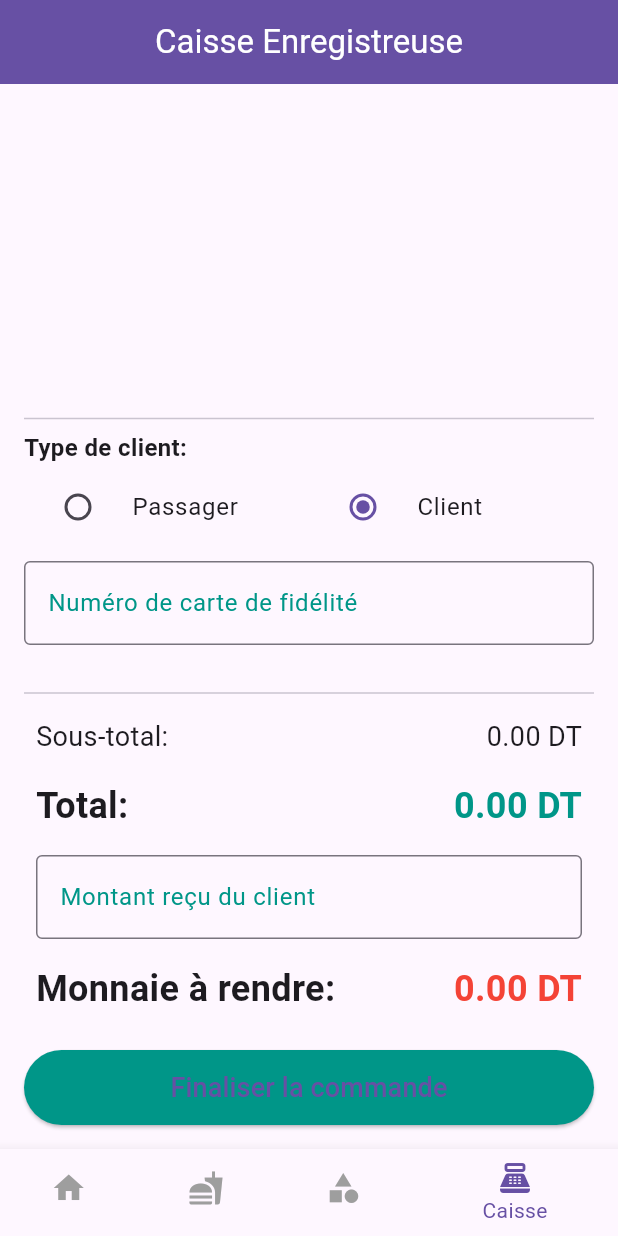
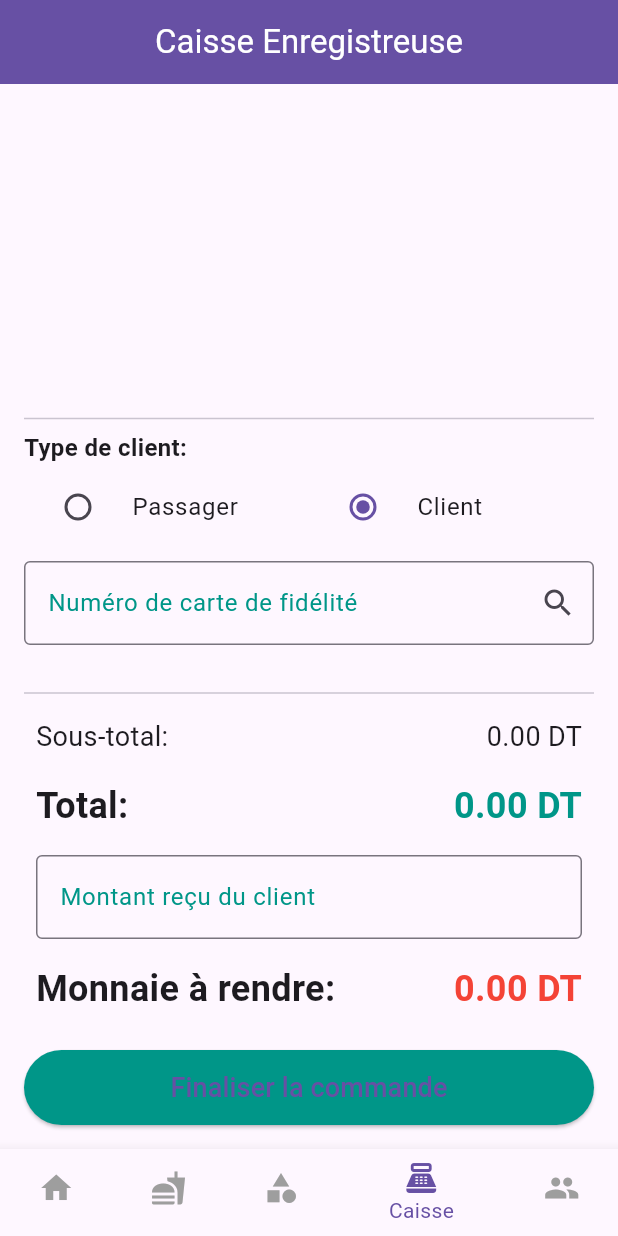
Before and after one commit to cheima-gue/animal_shop, a Flutter app: the screen it shows after launch, item 4 of the bottom bar chosen, after a tap on "Client", on a phone screen of 412 x 824 dp. Run offline on Flutter 3.47's test engine with Material 3 defaults, Android fonts, the phone set to English and light mode, and no system bars; our stand-ins replace image_picker, sqflite_common_ffi; accounts and stored records are empty.

Commit message:
ajout client

```diff
--- /dev/null
+++ b/lib/models/client.dart
@@ -0,0 +1,33 @@
+// lib/models/client.dart
+
+class Client {
+  int? id;
+  String firstName;
+  String lastName;
+  String cin;
+
+  Client({
+    this.id,
+    required this.firstName,
+    required this.lastName,
+    required this.cin,
+  });
+
+  Map<String, dynamic> toMap() {
+    return {
+      'id': id,
+      'firstName': firstName,
+      'lastName': lastName,
+      'cin': cin,
+    };
+  }
+
+  factory Client.fromMap(Map<String, dynamic> map) {
+    return Client(
+      id: map['id'],
+      firstName: map['firstName'],
+      lastName: map['lastName'],
+      cin: map['cin'],
+    );
+  }
+}
--- a/lib/services/database_helper.dart
+++ b/lib/services/database_helper.dart
@@ -5,6 +5,7 @@ import 'package:path/path.dart';
 import '../models/produit.dart';
 import '../models/category.dart';
 import '../models/sub_category.dart';
+import '../models/client.dart'; // Importez le nouveau modèle Client
 
 class DatabaseHelper {
   static Database? _database;
@@ -29,13 +30,9 @@ class DatabaseHelper {
     final dbPath = await databaseFactory.getDatabasesPath();
     final path = join(dbPath, 'product_app.db');
 
-    // DÉCOMMENTEZ CETTE LIGNE UNE FOIS POUR RECRÉER LA DB
-    // AVEC LA NOUVELLE STRUCTURE, PUIS COMMENTEZ-LA À NOUVEAU.
-    //await deleteDatabase(path);
-
     return await databaseFactory.openDatabase(path,
         options: OpenDatabaseOptions(
-          version: 1,
+          version: 2, // Incrémentez la version de la base de données
           onCreate: (db, version) async {
             await db.execute('''
               CREATE TABLE categories(
@@ -64,6 +61,29 @@ class DatabaseHelper {
                 FOREIGN KEY (subCategoryId) REFERENCES sub_categories(id) ON DELETE CASCADE
               )
             ''');
+
+            // Créez la nouvelle table pour les clients
+            await db.execute('''
+              CREATE TABLE clients(
+                id INTEGER PRIMARY KEY AUTOINCREMENT,
+                firstName TEXT,
+                lastName TEXT,
+                cin TEXT UNIQUE
+              )
+            ''');
+          },
+          onUpgrade: (db, oldVersion, newVersion) async {
+            if (oldVersion < 2) {
+              // Ajoutez la nouvelle table si la version est inférieure à 2
+              await db.execute('''
+                CREATE TABLE clients(
+                  id INTEGER PRIMARY KEY AUTOINCREMENT,
+                  firstName TEXT,
+                  lastName TEXT,
+                  cin TEXT UNIQUE
+                )
+              ''');
+            }
           },
           onConfigure: (db) async {
             await db.execute('PRAGMA foreign_keys = ON');
@@ -169,4 +189,27 @@ class DatabaseHelper {
     final db = await database;
     return await db.delete('sub_categories', where: 'id = ?', whereArgs: [id]);
   }
+
+  // ---------------- NOUVELLES MÉTHODES POUR LES CLIENTS ----------------
+  Future<int> insertClient(Client client) async {
+    final db = await database;
+    return await db.insert(
+      'clients',
+      client.toMap(),
+      conflictAlgorithm: ConflictAlgorithm.replace,
+    );
+  }
+
+  Future<Client?> getClientByCin(String cin) async {
+    final db = await database;
+    final List<Map<String, dynamic>> maps = await db.query(
+      'clients',
+      where: 'cin = ?',
+      whereArgs: [cin],
+    );
+    if (maps.isNotEmpty) {
+      return Client.fromMap(maps.first);
+    }
+    return null;
+  }
 }
--- a/lib/viewmodels/produit_viewmodel.dart
+++ b/lib/viewmodels/produit_viewmodel.dart
@@ -1,5 +1,8 @@
+// lib/viewmodels/produit_viewmodel.dart
+
 import 'package:flutter/material.dart';
 import '../models/produit.dart';
+import '../models/client.dart'; // Importez le modèle Client
 import '../services/database_helper.dart';
 
 class ProduitViewModel extends ChangeNotifier {
@@ -12,11 +15,9 @@ class ProduitViewModel extends ChangeNotifier {
   Map<String, Produit> get cartItems => _cartItems;
 
   // Nouveaux champs pour la fonctionnalité client/passager
-  bool _isLoyalCustomer = false;
-  String? _clientId;
+  Client? _selectedClient;
 
-  bool get isLoyalCustomer => _isLoyalCustomer;
-  String? get clientId => _clientId;
+  Client? get selectedClient => _selectedClient;
 
   ProduitViewModel() {
     fetchProduits();
@@ -45,7 +46,6 @@ class ProduitViewModel extends ChangeNotifier {
   // --- Méthodes pour le panier ---
 
   void addToCart(Produit produit) {
-    // ignore: unnecessary_null_comparison
     if (produit.codeBarre == null) return;
 
     if (_cartItems.containsKey(produit.codeBarre)) {
@@ -84,15 +84,13 @@ class ProduitViewModel extends ChangeNotifier {
         .fold(0, (total, current) => total + (current.prix * current.quantite));
   }
 
-  // Nouvelle méthode pour le montant de la réduction
   double get discountAmount {
-    if (_isLoyalCustomer) {
+    if (_selectedClient != null) {
       return subtotal * 0.05;
     }
     return 0.0;
   }
 
-  // Le prix total inclut maintenant la réduction
   double get totalPrice {
     return subtotal - discountAmount;
   }
@@ -120,15 +118,14 @@ class ProduitViewModel extends ChangeNotifier {
     }
   }
 
-  // Nouvelle méthode pour définir le type de client
-  void setIsLoyalCustomer(bool isLoyal) {
-    _isLoyalCustomer = isLoyal;
+  // Nouvelle méthode pour valider le CIN et sélectionner le client
+  Future<void> selectClientByCin(String cin) async {
+    _selectedClient = await _dbHelper.getClientByCin(cin);
     notifyListeners();
   }
 
-  // Nouvelle méthode pour définir l'ID du client (si nécessaire)
-  void setClientId(String? id) {
-    _clientId = id;
+  void resetClient() {
+    _selectedClient = null;
     notifyListeners();
   }
 }
--- a/lib/views/caisse_page.dart
+++ b/lib/views/caisse_page.dart
@@ -6,6 +6,7 @@ import 'package:flutter/services.dart';
 import 'package:provider/provider.dart';
 import '../models/produit.dart';
 import '../viewmodels/produit_viewmodel.dart';
+import '../models/client.dart'; // N'oubliez pas d'importer le modèle Client
 
 class CaissePage extends StatefulWidget {
   const CaissePage({super.key});
@@ -18,11 +19,14 @@ class _CaissePageState extends State<CaissePage> {
   final FocusNode _focusNode = FocusNode();
   final TextEditingController _barcodeController = TextEditingController();
   final TextEditingController _montantRecuController = TextEditingController();
-  final TextEditingController _clientIdController = TextEditingController();
+  final TextEditingController _cinController = TextEditingController();
 
   double _montantRecu = 0.0;
   double _monnaieARendre = 0.0;
-  bool _isLoyalCustomer = false; // État local pour les boutons radio
+  String _cinValidationMessage = '';
+
+  // Variable d'état pour les boutons radio, qui ne dépend pas du ViewModel
+  bool _isLoyalCustomer = false;
 
   @override
   void initState() {
@@ -40,7 +44,7 @@ class _CaissePageState extends State<CaissePage> {
     _barcodeController.dispose();
     _montantRecuController.removeListener(_calculerMonnaie);
     _montantRecuController.dispose();
-    _clientIdController.dispose();
+    _cinController.dispose();
     super.dispose();
   }
 
@@ -138,6 +142,30 @@ class _CaissePageState extends State<CaissePage> {
     FocusScope.of(context).requestFocus(_focusNode);
   }
 
+  void _validateCin(String cin) async {
+    final produitViewModel =
+        Provider.of<ProduitViewModel>(context, listen: false);
+    if (cin.isEmpty) {
+      produitViewModel.resetClient();
+      setState(() {
+        _cinValidationMessage = '';
+      });
+      return;
+    }
+
+    await produitViewModel.selectClientByCin(cin);
+    if (produitViewModel.selectedClient != null) {
+      setState(() {
+        _cinValidationMessage =
+            'Client: ${produitViewModel.selectedClient!.firstName} ${produitViewModel.selectedClient!.lastName}';
+      });
+    } else {
+      setState(() {
+        _cinValidationMessage = 'Numéro de CIN non trouvé.';
+      });
+    }
+  }
+
   @override
   Widget build(BuildContext context) {
     return Scaffold(
@@ -194,7 +222,6 @@ class _CaissePageState extends State<CaissePage> {
                     ),
                   ),
                   const Divider(),
-                  // Section pour la sélection du client
                   Padding(
                     padding: const EdgeInsets.only(bottom: 16.0),
                     child: Column(
@@ -209,13 +236,16 @@ class _CaissePageState extends State<CaissePage> {
                               child: RadioListTile<bool>(
                                 title: const Text('Passager'),
                                 value: false,
-                                groupValue: _isLoyalCustomer,
+                                groupValue:
+                                    _isLoyalCustomer, // Utilise la variable d'état locale
                                 onChanged: (bool? value) {
-                                  if (value != null) {
+                                  if (value != null && !value) {
                                     setState(() {
-                                      _isLoyalCustomer = value;
+                                      _isLoyalCustomer = false;
+                                      _cinValidationMessage = '';
+                                      _cinController.clear();
                                     });
-                                    produitViewModel.setIsLoyalCustomer(value);
+                                    produitViewModel.resetClient();
                                   }
                                 },
                               ),
@@ -224,13 +254,14 @@ class _CaissePageState extends State<CaissePage> {
                               child: RadioListTile<bool>(
                                 title: const Text('Client'),
                                 value: true,
-                                groupValue: _isLoyalCustomer,
+                                groupValue:
+                                    _isLoyalCustomer, // Utilise la variable d'état locale
                                 onChanged: (bool? value) {
-                                  if (value != null) {
+                                  if (value != null && value) {
                                     setState(() {
-                                      _isLoyalCustomer = value;
+                                      _isLoyalCustomer = true;
                                     });
-                                    produitViewModel.setIsLoyalCustomer(value);
+                                    FocusScope.of(context).requestFocus();
                                   }
                                 },
                               ),
@@ -241,15 +272,32 @@ class _CaissePageState extends State<CaissePage> {
                           Padding(
                             padding: const EdgeInsets.symmetric(vertical: 8.0),
                             child: TextField(
-                              controller: _clientIdController,
+                              controller: _cinController,
                               keyboardType: TextInputType.text,
-                              decoration: const InputDecoration(
+                              decoration: InputDecoration(
                                 labelText: 'Numéro de carte de fidélité',
-                                border: OutlineInputBorder(),
+                                border: const OutlineInputBorder(),
+                                suffixIcon: IconButton(
+                                  icon: const Icon(Icons.search),
+                                  onPressed: () {
+                                    _validateCin(_cinController.text);
+                                  },
+                                ),
                               ),
-                              onChanged: (value) {
-                                produitViewModel.setClientId(value);
-                              },
+                              onSubmitted: _validateCin,
+                            ),
+                          ),
+                        if (_cinValidationMessage.isNotEmpty)
+                          Padding(
+                            padding: const EdgeInsets.only(top: 8.0),
+                            child: Text(
+                              _cinValidationMessage,
+                              style: TextStyle(
+                                color: produitViewModel.selectedClient != null
+                                    ? Colors.green
+                                    : Colors.red,
+                                fontWeight: FontWeight.bold,
+                              ),
                             ),
                           ),
                       ],
@@ -304,7 +352,7 @@ class _CaissePageState extends State<CaissePage> {
                           keyboardType: TextInputType.number,
                           decoration: const InputDecoration(
                             labelText: 'Montant reçu du client',
-                            border: OutlineInputBorder(),
+                            border: const OutlineInputBorder(),
                           ),
                           onChanged: (_) => _calculerMonnaie(),
                         ),
@@ -329,15 +377,15 @@ class _CaissePageState extends State<CaissePage> {
                   ElevatedButton(
                     onPressed: () {
                       produitViewModel.cartItems.clear();
-                      produitViewModel
-                          .setIsLoyalCustomer(false); // Réinitialiser le client
-                      _clientIdController.clear();
+                      produitViewModel.resetClient();
+                      _cinController.clear();
                       produitViewModel.notifyListeners();
                       _montantRecuController.clear();
                       setState(() {
                         _montantRecu = 0.0;
                         _monnaieARendre = 0.0;
                         _isLoyalCustomer = false;
+                        _cinValidationMessage = '';
                       });
                       ScaffoldMessenger.of(context).showSnackBar(
                         const SnackBar(
--- /dev/null
+++ b/lib/views/client_management_page.dart
@@ -0,0 +1,102 @@
+// lib/views/client_management_page.dart
+
+import 'package:flutter/material.dart';
+import '../models/client.dart';
+import '../services/database_helper.dart';
+
+class ClientManagementPage extends StatefulWidget {
+  const ClientManagementPage({super.key});
+
+  @override
+  State<ClientManagementPage> createState() => _ClientManagementPageState();
+}
+
+class _ClientManagementPageState extends State<ClientManagementPage> {
+  final _formKey = GlobalKey<FormState>();
+  final _dbHelper = DatabaseHelper();
+  final _firstNameController = TextEditingController();
+  final _lastNameController = TextEditingController();
+  final _cinController = TextEditingController();
+
+  void _addClient() async {
+    if (_formKey.currentState!.validate()) {
+      final newClient = Client(
+        firstName: _firstNameController.text,
+        lastName: _lastNameController.text,
+        cin: _cinController.text,
+      );
+      await _dbHelper.insertClient(newClient);
+
+      ScaffoldMessenger.of(context).showSnackBar(
+        const SnackBar(content: Text('Client ajouté avec succès!')),
+      );
+
+      _firstNameController.clear();
+      _lastNameController.clear();
+      _cinController.clear();
+    }
+  }
+
+  @override
+  void dispose() {
+    _firstNameController.dispose();
+    _lastNameController.dispose();
+    _cinController.dispose();
+    super.dispose();
+  }
+
+  @override
+  Widget build(BuildContext context) {
+    return Scaffold(
+      appBar: AppBar(
+        title: const Text('Gestion des clients'),
+        backgroundColor: Theme.of(context).primaryColor,
+      ),
+      body: Padding(
+        padding: const EdgeInsets.all(16.0),
+        child: Form(
+          key: _formKey,
+          child: Column(
+            children: [
+              TextFormField(
+                controller: _firstNameController,
+                decoration: const InputDecoration(labelText: 'Prénom'),
+                validator: (value) {
+                  if (value == null || value.isEmpty) {
+                    return 'Veuillez entrer un prénom';
+                  }
+                  return null;
+                },
+              ),
+              TextFormField(
+                controller: _lastNameController,
+                decoration: const InputDecoration(labelText: 'Nom'),
+                validator: (value) {
+                  if (value == null || value.isEmpty) {
+                    return 'Veuillez entrer un nom';
+                  }
+                  return null;
+                },
+              ),
+              TextFormField(
+                controller: _cinController,
+                decoration: const InputDecoration(labelText: 'Numéro de CIN'),
+                validator: (value) {
+                  if (value == null || value.isEmpty) {
+                    return 'Veuillez entrer un numéro de CIN';
+                  }
+                  return null;
+                },
+              ),
+              const SizedBox(height: 20),
+              ElevatedButton(
+                onPressed: _addClient,
+                child: const Text('Ajouter le client'),
+              ),
+            ],
+          ),
+        ),
+      ),
+    );
+  }
+}
--- a/lib/views/home_page.dart
+++ b/lib/views/home_page.dart
@@ -11,7 +11,8 @@ import 'order_page.dart';
 import 'produit_home_page.dart';
 import 'category_management_page.dart';
 import 'produit_list_page.dart';
-import 'caisse_page.dart'; // Importez la nouvelle page
+import 'caisse_page.dart';
+import 'client_management_page.dart'; // Importez la nouvelle page
 
 class HomePage extends StatefulWidget {
   const HomePage({super.key});
@@ -29,6 +30,7 @@ class _HomePageState extends State<HomePage> {
     const ProduitHomePage(),
     const CategoryManagementPage(),
     const CaissePage(),
+    const ClientManagementPage(), // Ajoutez la nouvelle page ici
   ];
 
   void _onItemTapped(int index) {
@@ -73,6 +75,11 @@ class _HomePageState extends State<HomePage> {
             icon: Icon(Icons.point_of_sale),
             label: 'Caisse',
           ),
+          BottomNavigationBarItem(
+            // Nouvel onglet pour les clients
+            icon: Icon(Icons.group),
+            label: 'Clients',
+          ),
         ],
         currentIndex: _selectedIndex,
         selectedItemColor: Theme.of(context).primaryColor,
@@ -83,7 +90,7 @@ class _HomePageState extends State<HomePage> {
   }
 }
 
-// Le reste de la classe _HomePageContent doit être une classe de widget distincte, définie APART.
+// Le reste de la classe _HomePageContent reste inchangé.
 class _HomePageContent extends StatelessWidget {
   @override
   Widget build(BuildContext context) {
```
